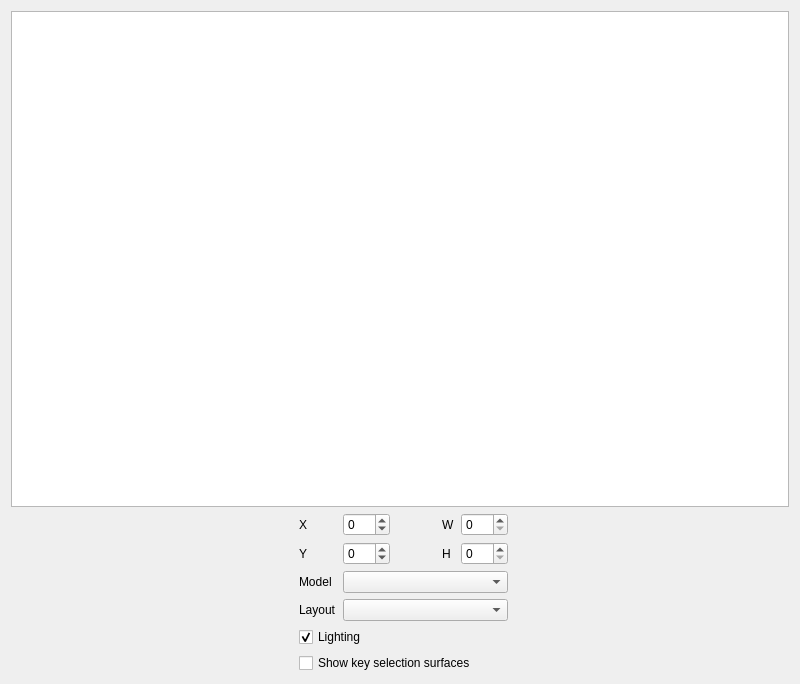
This is src/gui/keywidgetdebugger.ui in ckb-next/ckb-next as Qt 5 draws it before an edit. The edited form follows.
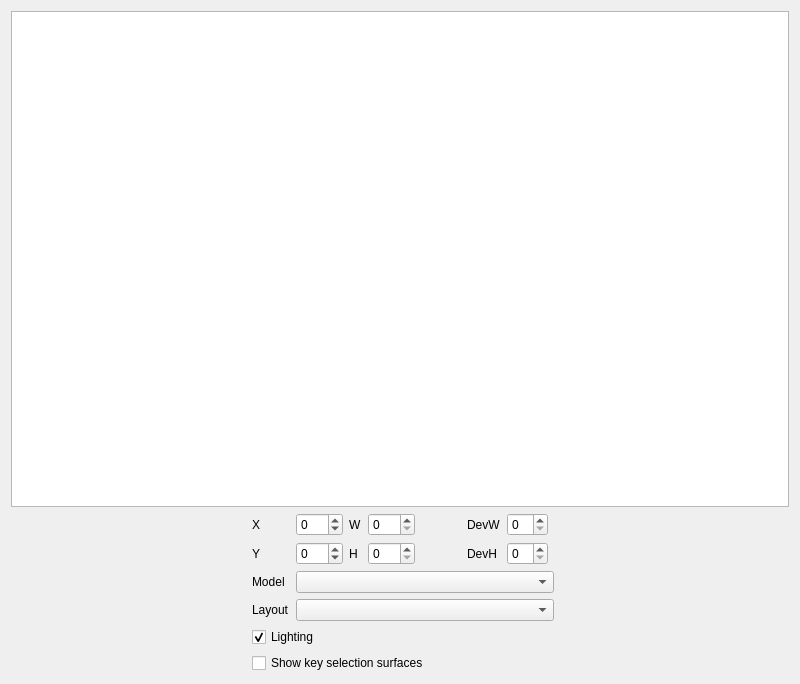
This is the edited form.

Commit message: Allow modifying layout dimensions in KWDebugger

The edit to the form file:
```diff
--- a/src/gui/keywidgetdebugger.ui
+++ b/src/gui/keywidgetdebugger.ui
@@ -13,19 +13,9 @@
   <property name="windowTitle">
    <string>KeyWidgetDebugger</string>
   </property>
-  <layout class="QGridLayout" name="gridLayout_2" columnstretch="1,0,0,0,0,0,0,1">
-   <item row="0" column="0" colspan="8">
-    <layout class="QVBoxLayout" name="verticalLayout"/>
-   </item>
-   <item row="6" column="2">
-    <widget class="QLabel" name="label">
-     <property name="text">
-      <string>Model</string>
-     </property>
-    </widget>
-   </item>
-   <item row="3" column="7">
-    <spacer name="horizontalSpacer_2">
+  <layout class="QGridLayout" name="gridLayout_2" columnstretch="1,0,0,0,0,0,0,0,0,0,1">
+   <item row="3" column="0">
+    <spacer name="horizontalSpacer">
      <property name="orientation">
       <enum>Qt::Horizontal</enum>
      </property>
@@ -37,54 +27,56 @@
      </property>
     </spacer>
    </item>
-   <item row="7" column="2">
-    <widget class="QLabel" name="label_2">
-     <property name="text">
-      <string>Layout</string>
-     </property>
-    </widget>
-   </item>
-   <item row="6" column="3" colspan="4">
-    <widget class="QComboBox" name="modelComboBox"/>
-   </item>
-   <item row="2" column="3">
-    <widget class="QSpinBox" name="x">
-     <property name="minimum">
-      <number>-50</number>
-     </property>
-     <property name="maximum">
-      <number>300</number>
-     </property>
-    </widget>
-   </item>
-   <item row="2" column="6">
-    <widget class="QSpinBox" name="w">
-     <property name="maximum">
-      <number>200</number>
-     </property>
-    </widget>
-   </item>
    <item row="3" column="5">
+    <widget class="QSpinBox" name="h">
+     <property name="maximum">
+      <number>200</number>
+     </property>
+    </widget>
+   </item>
+   <item row="3" column="4">
     <widget class="QLabel" name="label_5">
      <property name="text">
       <string>H</string>
      </property>
     </widget>
    </item>
-   <item row="2" column="2">
-    <widget class="QLabel" name="label_3">
+   <item row="1" column="0" colspan="11">
+    <widget class="QListWidget" name="keyList"/>
+   </item>
+   <item row="6" column="2">
+    <widget class="QLabel" name="label">
      <property name="text">
-      <string>X</string>
+      <string>Model</string>
      </property>
     </widget>
    </item>
    <item row="2" column="5">
-    <widget class="QLabel" name="label_4">
-     <property name="text">
-      <string>W</string>
+    <widget class="QSpinBox" name="w">
+     <property name="maximum">
+      <number>200</number>
      </property>
     </widget>
    </item>
+   <item row="7" column="3" colspan="7">
+    <widget class="QComboBox" name="layoutComboBox"/>
+   </item>
+   <item row="3" column="10">
+    <spacer name="horizontalSpacer_2">
+     <property name="orientation">
+      <enum>Qt::Horizontal</enum>
+     </property>
+     <property name="sizeHint" stdset="0">
+      <size>
+       <width>40</width>
+       <height>20</height>
+      </size>
+     </property>
+    </spacer>
+   </item>
+   <item row="0" column="0" colspan="11">
+    <layout class="QVBoxLayout" name="verticalLayout"/>
+   </item>
    <item row="3" column="3">
     <widget class="QSpinBox" name="y">
      <property name="minimum">
@@ -95,14 +87,7 @@
      </property>
     </widget>
    </item>
-   <item row="3" column="6">
-    <widget class="QSpinBox" name="h">
-     <property name="maximum">
-      <number>200</number>
-     </property>
-    </widget>
-   </item>
-   <item row="2" column="4">
+   <item row="2" column="6">
     <spacer name="horizontalSpacer_3">
      <property name="orientation">
       <enum>Qt::Horizontal</enum>
@@ -118,22 +103,6 @@
      </property>
     </spacer>
    </item>
-   <item row="1" column="0" colspan="8">
-    <widget class="QListWidget" name="keyList"/>
-   </item>
-   <item row="3" column="0">
-    <spacer name="horizontalSpacer">
-     <property name="orientation">
-      <enum>Qt::Horizontal</enum>
-     </property>
-     <property name="sizeHint" stdset="0">
-      <size>
-       <width>40</width>
-       <height>20</height>
-      </size>
-     </property>
-    </spacer>
-   </item>
    <item row="3" column="2">
     <widget class="QLabel" name="label_6">
      <property name="text">
@@ -141,10 +110,17 @@
      </property>
     </widget>
    </item>
-   <item row="7" column="3" colspan="4">
-    <widget class="QComboBox" name="layoutComboBox"/>
+   <item row="2" column="3">
+    <widget class="QSpinBox" name="x">
+     <property name="minimum">
+      <number>-50</number>
+     </property>
+     <property name="maximum">
+      <number>300</number>
+     </property>
+    </widget>
    </item>
-   <item row="8" column="2" colspan="5">
+   <item row="8" column="2" colspan="8">
     <widget class="QCheckBox" name="lightingCheckBox">
      <property name="text">
       <string>Lighting</string>
@@ -154,13 +130,57 @@
      </property>
     </widget>
    </item>
-   <item row="9" column="2" colspan="5">
+   <item row="9" column="2" colspan="8">
     <widget class="QCheckBox" name="showSelectionSurfaces">
      <property name="text">
       <string>Show key selection surfaces</string>
      </property>
     </widget>
    </item>
+   <item row="6" column="3" colspan="7">
+    <widget class="QComboBox" name="modelComboBox"/>
+   </item>
+   <item row="2" column="2">
+    <widget class="QLabel" name="label_3">
+     <property name="text">
+      <string>X</string>
+     </property>
+    </widget>
+   </item>
+   <item row="2" column="4">
+    <widget class="QLabel" name="label_4">
+     <property name="text">
+      <string>W</string>
+     </property>
+    </widget>
+   </item>
+   <item row="7" column="2">
+    <widget class="QLabel" name="label_2">
+     <property name="text">
+      <string>Layout</string>
+     </property>
+    </widget>
+   </item>
+   <item row="2" column="7">
+    <widget class="QLabel" name="label_7">
+     <property name="text">
+      <string>DevW</string>
+     </property>
+    </widget>
+   </item>
+   <item row="3" column="7">
+    <widget class="QLabel" name="label_8">
+     <property name="text">
+      <string>DevH</string>
+     </property>
+    </widget>
+   </item>
+   <item row="2" column="8">
+    <widget class="QSpinBox" name="devw"/>
+   </item>
+   <item row="3" column="8">
+    <widget class="QSpinBox" name="devh"/>
+   </item>
   </layout>
  </widget>
  <resources/>
```
The commit also changes 4 other files.
